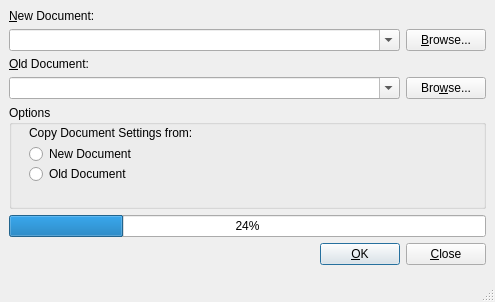
Qt form src/frontends/qt4/ui/CompareUi.ui (cburschka/lyx) before a commit.
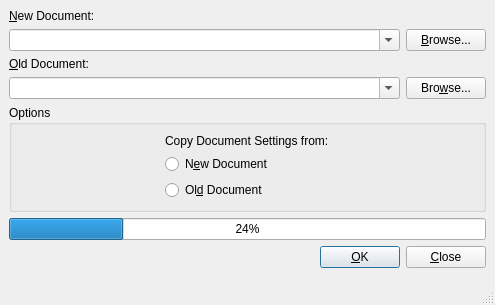
The same form after that commit.

Commit message: GuiCompare: Show the contents of the Options groupbox, add some accelerators and make it compatible with Qt4.2.

Patch:
```diff
--- a/src/frontends/qt4/ui/CompareUi.ui
+++ b/src/frontends/qt4/ui/CompareUi.ui
@@ -15,16 +15,19 @@
   <property name="sizeGripEnabled">
    <bool>true</bool>
   </property>
-  <layout class="QVBoxLayout" name="verticalLayout_1">
+  <layout class="QGridLayout">
    <property name="margin">
     <number>0</number>
    </property>
-   <item>
-    <layout class="QVBoxLayout" name="verticalLayout_2">
+   <item row="0" column="0">
+    <layout class="QGridLayout">
      <property name="margin">
       <number>9</number>
      </property>
-     <item>
+     <property name="spacing">
+      <number>6</number>
+     </property>
+     <item row="0" column="0">
       <widget class="QLabel" name="newFileLA">
        <property name="text">
         <string>&amp;New Document:</string>
@@ -34,8 +37,8 @@
        </property>
       </widget>
      </item>
-     <item>
-      <layout class="QHBoxLayout" name="horizontalLayout">
+     <item row="1" column="0">
+      <layout class="QHBoxLayout">
        <item>
         <widget class="QComboBox" name="newFileCB">
          <property name="sizePolicy">
@@ -71,8 +74,8 @@
        </property>
       </widget>
      </item>
-     <item>
-      <layout class="QHBoxLayout" name="horizontalLayout_2">
+     <item row="3" column="0">
+      <layout class="QHBoxLayout">
        <item>
         <widget class="QComboBox" name="oldFileCB">
          <property name="sizePolicy">
@@ -98,10 +101,12 @@
        </item>
       </layout>
      </item>
-     <item>
+     <item row="4" column="0">
       <widget class="QGroupBox" name="groupBox">
        <property name="sizePolicy">
-        <sizepolicy vsizetype="Expanding" hsizetype="Expanding" >
+        <sizepolicy>
+         <hsizetype>7</hsizetype>
+         <vsizetype>0</vsizetype>
          <horstretch>0</horstretch>
          <verstretch>0</verstretch>
         </sizepolicy>
@@ -109,64 +114,59 @@
        <property name="title">
         <string>Options</string>
        </property>
-       <widget class="QRadioButton" name="newSettingsRB">
-        <property name="geometry">
-         <rect>
-          <x>20</x>
-          <y>40</y>
-          <width>151</width>
-          <height>18</height>
-         </rect>
+       <layout class="QGridLayout">
+        <property name="margin"> 
+         <number>9</number>
         </property>
-        <property name="text">
-         <string>New Document</string>
+        <property name="spacing">
+         <number>6</number>
         </property>
-       </widget>
-       <widget class="QRadioButton" name="oldSettingsRB">
-        <property name="geometry">
-         <rect>
-          <x>20</x>
-          <y>60</y>
-          <width>151</width>
-          <height>18</height>
-         </rect>
-        </property>
-        <property name="text">
-         <string>Old Document</string>
-        </property>
-       </widget>
-       <widget class="QLabel" name="label">
-        <property name="geometry">
-         <rect>
-          <x>20</x>
-          <y>20</y>
-          <width>237</width>
-          <height>16</height>
-         </rect>
-        </property>
-        <property name="sizePolicy">
-         <sizepolicy vsizetype="Preferred" hsizetype="Preferred" >
-          <horstretch>0</horstretch>
-          <verstretch>0</verstretch>
-         </sizepolicy>
-        </property>
-        <property name="text">
-         <string>Copy Document Settings from:</string>
-        </property>
-        <property name="scaledContents">
-         <bool>true</bool>
-        </property>
-       </widget>
+        <item row="0" column="0">
+         <widget class="QLabel" name="label">
+          <property name="sizePolicy">
+           <sizepolicy>
+            <hsizetype>0</hsizetype>
+            <vsizetype>0</vsizetype>
+            <horstretch>0</horstretch>
+            <verstretch>0</verstretch>
+           </sizepolicy>
+          </property>
+          <property name="text">
+           <string>Copy Document Settings from:</string>
+          </property>
+          <property name="scaledContents">
+           <bool>true</bool>
+          </property>
+         </widget>
+        </item>
+        <item row="1" column="0">
+         <widget class="QRadioButton" name="newSettingsRB">
+          <property name="text">
+           <string>N&amp;ew Document</string>
+          </property>
+         </widget>
+        </item>
+        <item row="2" column="0">
+         <widget class="QRadioButton" name="oldSettingsRB">
+          <property name="text">
+           <string>Ol&amp;d Document</string>
+          </property>
+         </widget>
+        </item>
+       </layout>
       </widget>
      </item>
-     <item>
+     <item row="5" column="0">
       <widget class="QProgressBar" name="progressBar">
        <property name="value">
         <number>24</number>
        </property>
+       <property name="orientation">
+        <enum>Qt::Horizontal</enum>
+       </property>
       </widget>
      </item>
-     <item>
+     <item row="6" column="0" >
       <layout class="QHBoxLayout">
        <property name="spacing">
         <number>6</number>
@@ -220,7 +220,7 @@
      </item>
     </layout>
    </item>
-   <item>
+   <item row="1" column="0" >
     <widget class="QStatusBar" name="statusBar"/>
    </item>
   </layout>
```
Left out of the diff: 29 changed lines with no effect on the pictures.
